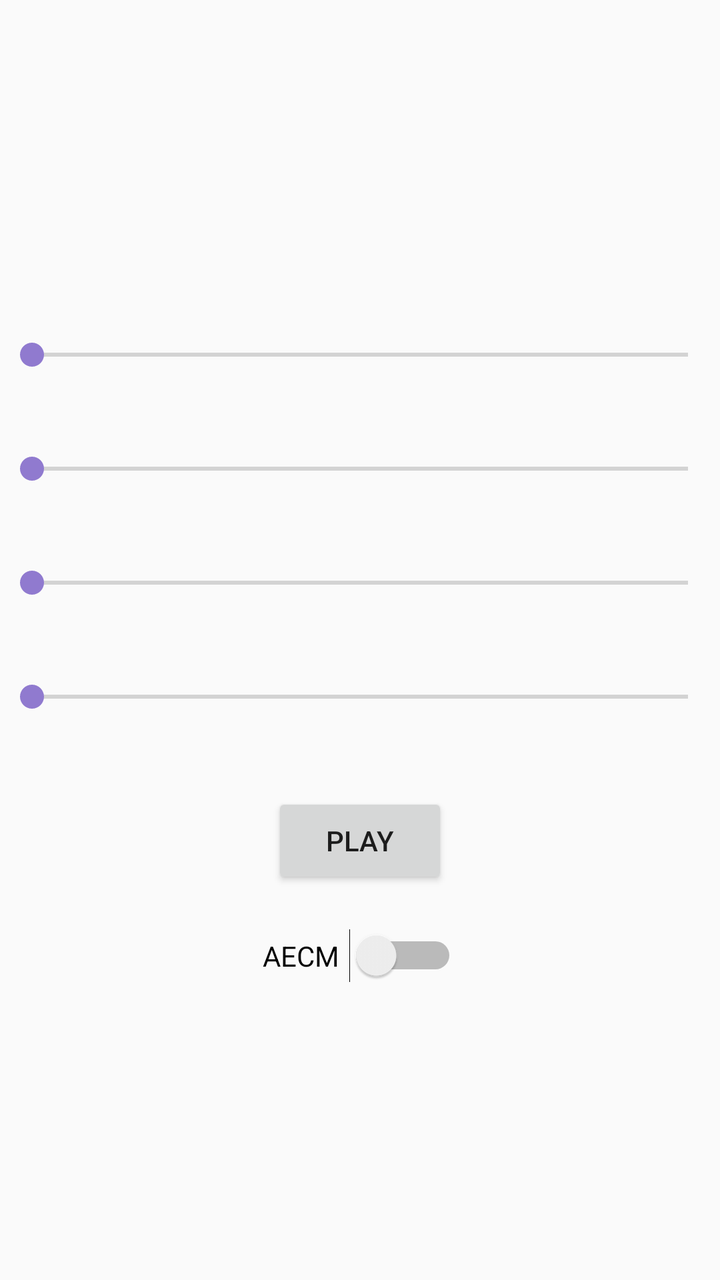
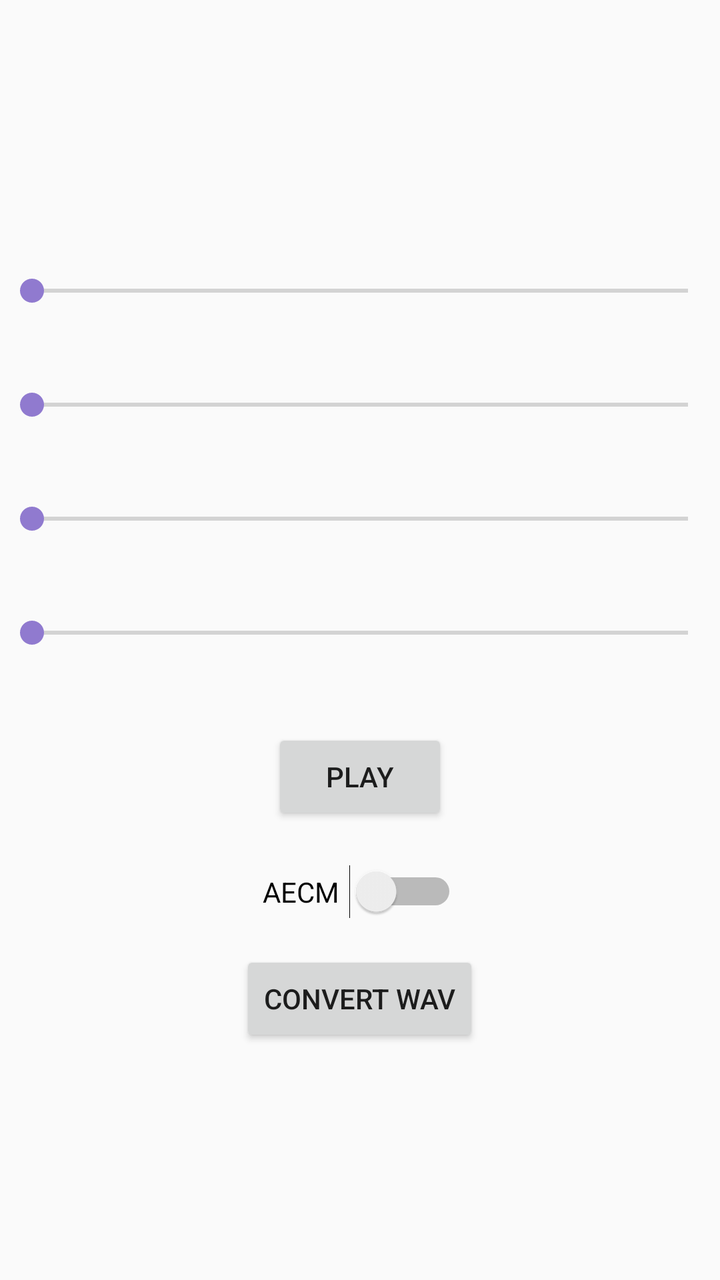

Two renders of the same Android screen: before a commit and after it. Below are the layout's source before the change and the commit's diff.
<!-- AndroidManifest.xml: application theme AppTheme -->
<!-- res/layout/activity_index.xml -->
<?xml version="1.0" encoding="utf-8"?>
<FrameLayout xmlns:android="http://schemas.android.com/apk/res/android"
    xmlns:tools="http://schemas.android.com/tools"
    android:layout_width="match_parent"
    android:layout_height="match_parent"
    tools:context=".IndexActivity">
    <TextView
        android:id="@+id/ip"
        android:layout_width="wrap_content"
        android:layout_height="wrap_content" />
    <LinearLayout
        android:layout_width="match_parent"
        android:layout_height="wrap_content"
        android:orientation="vertical"
        android:layout_gravity="center"
        android:gravity="center_horizontal">

        <SeekBar
            android:id="@+id/seek_bar_sample_rate"
            android:layout_width="match_parent"
            android:layout_height="wrap_content"
            android:indeterminate="false"
            android:max="16000"
            android:layout_marginTop="20dp"/>

        <TextView
            android:id="@+id/text_view_seek_bar_sample_rate_label"
            android:layout_width="wrap_content"
            android:layout_height="wrap_content" />

        <SeekBar
            android:id="@+id/seek_bar_frame_size"
            android:layout_width="match_parent"
            android:layout_height="wrap_content"
            android:indeterminate="false"
            android:max="160"
            android:layout_marginTop="20dp"/>

        <TextView
            android:id="@+id/text_view_seek_bar_frame_size_label"
            android:layout_width="wrap_content"
            android:layout_height="wrap_content" />

        <SeekBar
            android:id="@+id/seek_bar_aggressive_mode"
            android:layout_width="match_parent"
            android:layout_height="wrap_content"
            android:indeterminate="false"
            android:max="4"
            android:layout_marginTop="20dp"/>

        <TextView
            android:id="@+id/text_view_seek_bar_aggressive_mode_label"
            android:layout_width="wrap_content"
            android:layout_height="wrap_content" />

        <SeekBar
            android:id="@+id/seek_bar_echo_length"
            android:layout_width="match_parent"
            android:layout_height="wrap_content"
            android:indeterminate="false"
            android:max="500"
            android:layout_marginTop="20dp"/>

        <TextView
            android:id="@+id/text_view_seek_bar_echo_length_label"
            android:layout_width="wrap_content"
            android:layout_height="wrap_content" />

        <RelativeLayout
            android:layout_width="match_parent"
            android:layout_height="wrap_content"
            android:orientation="horizontal"
            android:layout_gravity="center"
            android:layout_marginTop="20dp">

            <Button
                android:id="@+id/playBtn"
                android:layout_width="wrap_content"
                android:layout_height="wrap_content"
                android:text="play"
                android:layout_centerInParent="true"/>

            <Button
                android:id="@+id/stopBtn"
                android:layout_width="wrap_content"
                android:layout_height="wrap_content"
                android:text="stop"
                android:visibility="gone"
                android:layout_centerInParent="true"/>
        </RelativeLayout>

        <Switch
            android:id="@+id/switch_aecm"
            android:layout_width="wrap_content"
            android:layout_height="wrap_content"
            android:text="AECM"
            android:layout_marginTop="20dp"
            android:switchPadding="5dp"/>
    </LinearLayout>
</FrameLayout>
<!-- resources referenced by this layout -->
<resources>
  <style name="AppTheme" parent="Theme.AppCompat.Light.DarkActionBar">
          <item name="colorPrimary">@color/colorPrimary</item>
          <item name="colorPrimaryDark">@color/colorPrimaryDark</item>
          <item name="colorAccent">@color/colorAccent</item>
      </style>
  <color name="colorPrimary">#4A87EE</color>
  <color name="colorPrimaryDark">#8b97de</color>
  <color name="colorAccent">#907acf</color>
</resources>

<!-- the commit's change to res/layout/activity_index.xml (unified diff, before → after) -->
@@ -97,5 +97,12 @@
             android:text="AECM"
             android:layout_marginTop="20dp"
             android:switchPadding="5dp"/>
+
+        <Button
+            android:id="@+id/convertBtn"
+            android:layout_width="wrap_content"
+            android:layout_height="wrap_content"
+            android:text="Convert WAV"
+            android:layout_marginTop="16dp"/>
     </LinearLayout>
 </FrameLayout>
